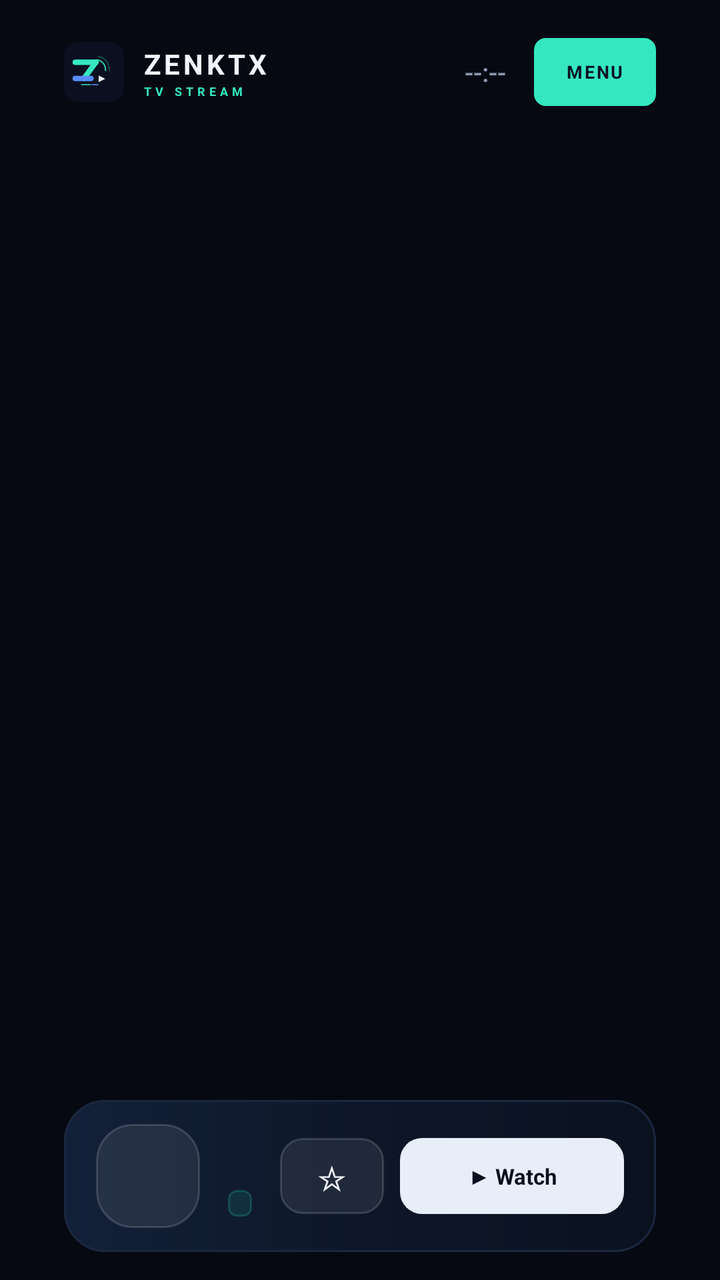
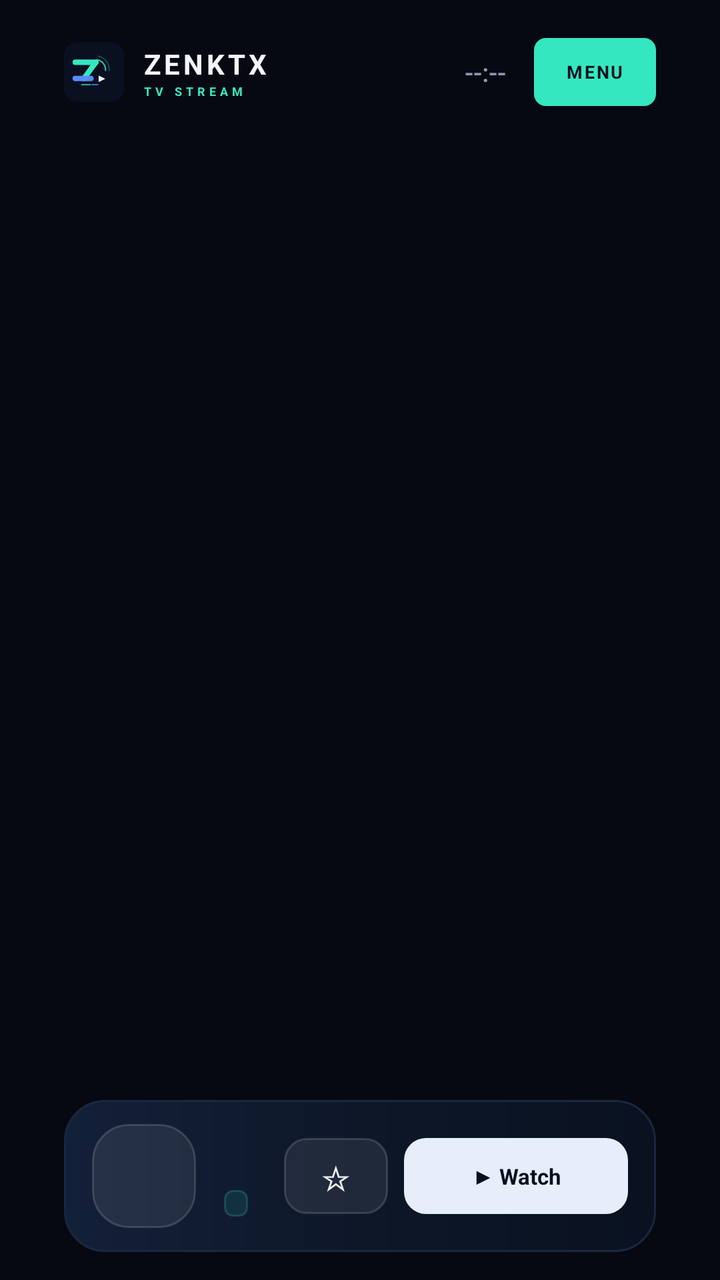

The first picture is an Android layout as it rendered before a commit; the second is the same layout after the commit. The layout source and the unified diff follow.
<!-- AndroidManifest.xml: application theme Theme.Zenktx -->
<!-- res/layout/activity_main.xml -->
<?xml version="1.0" encoding="utf-8"?>
<FrameLayout xmlns:android="http://schemas.android.com/apk/res/android"
    android:layout_width="match_parent"
    android:layout_height="match_parent"
    android:background="@color/bg">

    <LinearLayout
        android:layout_width="match_parent"
        android:layout_height="match_parent"
        android:clipChildren="false"
        android:orientation="vertical"
        android:paddingStart="32dp"
        android:paddingTop="16dp"
        android:paddingEnd="32dp"
        android:paddingBottom="14dp">

        
        <LinearLayout
            android:layout_width="match_parent"
            android:layout_height="40dp"
            android:clipChildren="false"
            android:clipToPadding="false"
            android:gravity="center_vertical"
            android:orientation="horizontal">

            <ImageView
                android:layout_width="30dp"
                android:layout_height="30dp"
                android:contentDescription="@string/app_name"
                android:src="@drawable/ic_mark" />

            <LinearLayout
                android:layout_width="wrap_content"
                android:layout_height="wrap_content"
                android:layout_marginStart="9dp"
                android:orientation="vertical">

                <TextView
                    android:layout_width="wrap_content"
                    android:layout_height="wrap_content"
                    android:letterSpacing="0.12"
                    android:text="@string/brand_name"
                    android:textColor="@color/text"
                    android:textSize="14sp"
                    android:textStyle="bold" />

                <TextView
                    android:layout_width="wrap_content"
                    android:layout_height="wrap_content"
                    android:letterSpacing="0.34"
                    android:text="@string/brand_sub"
                    android:textColor="@color/mint"
                    android:textSize="6sp"
                    android:textStyle="bold" />
            </LinearLayout>

            <Space
                android:layout_width="0dp"
                android:layout_height="1dp"
                android:layout_weight="1" />

            <TextView
                android:id="@+id/channelCount"
                android:layout_width="wrap_content"
                android:layout_height="wrap_content"
                android:layout_marginEnd="14dp"
                android:letterSpacing="0.1"
                android:textColor="@color/muted"
                android:textSize="8sp"
                android:textStyle="bold" />

            <TextView
                android:id="@+id/clock"
                android:layout_width="wrap_content"
                android:layout_height="wrap_content"
                android:layout_marginEnd="14dp"
                android:fontFamily="sans-serif-medium"
                android:text="--:--"
                android:textColor="@color/muted"
                android:textSize="13sp" />

            <TextView
                android:id="@+id/menuButton"
                android:layout_width="wrap_content"
                android:layout_height="34dp"
                android:background="@drawable/bg_pill"
                android:focusable="true"
                android:gravity="center"
                android:letterSpacing="0.1"
                android:paddingStart="16dp"
                android:paddingEnd="16dp"
                android:text="@string/menu"
                android:textColor="@color/pill_text"
                android:textSize="9sp"
                android:textStyle="bold" />
        </LinearLayout>

        
        <androidx.recyclerview.widget.RecyclerView
            android:id="@+id/chips"
            android:layout_width="match_parent"
            android:layout_height="54dp"
            android:layout_marginTop="8dp"
            android:clipChildren="false"
            android:clipToPadding="false"
            android:orientation="horizontal"
            android:paddingTop="10dp"
            android:paddingBottom="10dp"
            android:scrollbars="none" />

        <TextView
            android:id="@+id/status"
            android:layout_width="match_parent"
            android:layout_height="wrap_content"
            android:layout_marginBottom="4dp"
            android:ellipsize="end"
            android:maxLines="1"
            android:textColor="@color/muted"
            android:textSize="8sp"
            android:visibility="gone" />

        
        <androidx.recyclerview.widget.RecyclerView
            android:id="@+id/grid"
            android:layout_width="match_parent"
            android:layout_height="0dp"
            android:layout_weight="1"
            android:clipChildren="false"
            android:clipToPadding="false"
            android:padding="5dp"
            android:scrollbars="none" />

        
        <LinearLayout
            android:layout_width="match_parent"
            android:layout_height="76dp"
            android:layout_marginTop="6dp"
            android:background="@drawable/bg_hero"
            android:gravity="center_vertical"
            android:orientation="horizontal"
            android:paddingStart="16dp"
            android:paddingEnd="16dp">

            <ImageView
                android:id="@+id/detailLogo"
                android:layout_width="52dp"
                android:layout_height="52dp"
                android:background="@drawable/bg_hero_logo"
                android:contentDescription="@string/app_name"
                android:padding="6dp" />

            <LinearLayout
                android:layout_width="0dp"
                android:layout_height="wrap_content"
                android:layout_marginStart="14dp"
                android:layout_weight="1"
                android:orientation="vertical">

                <TextView
                    android:id="@+id/detailName"
                    android:layout_width="match_parent"
                    android:layout_height="wrap_content"
                    android:ellipsize="end"
                    android:maxLines="1"
                    android:textColor="@color/text"
                    android:textSize="17sp"
                    android:textStyle="bold" />

                <LinearLayout
                    android:layout_width="match_parent"
                    android:layout_height="wrap_content"
                    android:layout_marginTop="5dp"
                    android:gravity="center_vertical"
                    android:orientation="horizontal">

                    <TextView
                        android:id="@+id/detailTag"
                        android:layout_width="wrap_content"
                        android:layout_height="wrap_content"
                        android:background="@drawable/bg_tag"
                        android:letterSpacing="0.12"
                        android:paddingStart="6dp"
                        android:paddingTop="2dp"
                        android:paddingEnd="6dp"
                        android:paddingBottom="2dp"
                        android:textColor="#8FE7D6"
                        android:textSize="6.5sp"
                        android:textStyle="bold" />

                    <TextView
                        android:id="@+id/detailMeta"
                        android:layout_width="match_parent"
                        android:layout_height="wrap_content"
                        android:layout_marginStart="9dp"
                        android:ellipsize="end"
                        android:maxLines="1"
                        android:textColor="@color/muted"
                        android:textSize="9sp" />
                </LinearLayout>
            </LinearLayout>

            <TextView
                android:id="@+id/detailFav"
                android:layout_width="wrap_content"
                android:layout_height="38dp"
                android:layout_marginStart="8dp"
                android:background="@drawable/bg_btn_ghost"
                android:focusable="true"
                android:gravity="center"
                android:minWidth="52dp"
                android:paddingStart="12dp"
                android:paddingEnd="12dp"
                android:text="☆"
                android:textColor="@color/text"
                android:textSize="17sp" />

            <TextView
                android:id="@+id/detailWatch"
                android:layout_width="wrap_content"
                android:layout_height="38dp"
                android:layout_marginStart="8dp"
                android:background="@drawable/bg_btn_primary"
                android:focusable="true"
                android:gravity="center"
                android:minWidth="112dp"
                android:paddingStart="18dp"
                android:paddingEnd="18dp"
                android:text="@string/watch_short"
                android:textColor="@color/btn_primary_text"
                android:textSize="11sp"
                android:textStyle="bold" />
        </LinearLayout>
    </LinearLayout>
</FrameLayout>
<!-- resources referenced by this layout -->
<resources>
  <color name="bg">#060911</color>
  <color name="btn_primary_text">#08101F</color>
  <color name="mint">#35E7C0</color>
  <color name="muted">#8B98B4</color>
  <color name="pill_text">#08101F</color>
  <color name="text">#F2F5FF</color>
  <!-- drawable bg_btn_ghost (drawable) -->
  <?xml version="1.0" encoding="utf-8"?>
  <selector xmlns:android="http://schemas.android.com/apk/res/android">
  
      <item android:state_focused="true">
          <shape android:shape="rectangle">
              <corners android:radius="11dp" />
              <solid android:color="#26FFFFFF" />
              <stroke
                  android:width="2dp"
                  android:color="#8CFFFFFF" />
          </shape>
      </item>
  
      <item>
          <shape android:shape="rectangle">
              <corners android:radius="11dp" />
              <solid android:color="#14FFFFFF" />
              <stroke
                  android:width="1dp"
                  android:color="#26FFFFFF" />
          </shape>
      </item>
  </selector>
  <!-- drawable bg_btn_primary (drawable) -->
  <?xml version="1.0" encoding="utf-8"?>
  <selector xmlns:android="http://schemas.android.com/apk/res/android">
  
      <item android:state_focused="true">
          <shape android:shape="rectangle">
              <corners android:radius="11dp" />
              <solid android:color="#FFFFFF" />
              <stroke
                  android:width="2dp"
                  android:color="@color/mint" />
          </shape>
      </item>
  
      <item>
          <shape android:shape="rectangle">
              <corners android:radius="11dp" />
              <solid android:color="#E8EEF9" />
          </shape>
      </item>
  </selector>
  <!-- drawable bg_hero (drawable) -->
  <?xml version="1.0" encoding="utf-8"?>
  <shape xmlns:android="http://schemas.android.com/apk/res/android"
      android:shape="rectangle">
      <corners android:radius="20dp" />
      <gradient
          android:angle="0"
          android:centerColor="#0D1728"
          android:endColor="#0A1220"
          android:startColor="#132039" />
      <stroke
          android:width="1dp"
          android:color="#1A2740" />
  </shape>
  <!-- drawable bg_hero_logo (drawable) -->
  <?xml version="1.0" encoding="utf-8"?>
  <shape xmlns:android="http://schemas.android.com/apk/res/android"
      android:shape="rectangle">
      <corners android:radius="18dp" />
      <solid android:color="#14FFFFFF" />
      <stroke
          android:width="1dp"
          android:color="#26FFFFFF" />
  </shape>
  <!-- drawable bg_pill (drawable) -->
  <?xml version="1.0" encoding="utf-8"?>
  <shape xmlns:android="http://schemas.android.com/apk/res/android"
      android:shape="rectangle">
      <corners android:radius="6dp" />
      <solid android:color="@color/mint" />
  </shape>
  <!-- drawable bg_tag (drawable) -->
  <?xml version="1.0" encoding="utf-8"?>
  <shape xmlns:android="http://schemas.android.com/apk/res/android"
      android:shape="rectangle">
      <corners android:radius="4dp" />
      <solid android:color="#1A35E7C0" />
      <stroke
          android:width="1dp"
          android:color="#3335E7C0" />
  </shape>
  <string name="app_name">ZENKTX TV Stream</string>
  <string name="brand_name">ZENKTX</string>
  <string name="brand_sub">TV STREAM</string>
  <string name="menu">MENU</string>
  <string name="watch_short">▶  Watch</string>
  <style name="Theme.Zenktx" parent="@android:style/Theme.Material.NoActionBar">
          <item name="android:windowBackground">@color/bg</item>
          <item name="android:colorBackground">@color/bg</item>
          <item name="android:statusBarColor">@android:color/transparent</item>
          <item name="android:navigationBarColor">@android:color/transparent</item>
          <item name="android:windowActionBar">false</item>
      </style>
  <!-- unchanged entries left out for length: 1 -->
</resources>

<!-- the commit's change to res/layout/activity_main.xml (unified diff, before → after) -->
@@ -99,13 +99,12 @@
         <androidx.recyclerview.widget.RecyclerView
             android:id="@+id/chips"
             android:layout_width="match_parent"
-            android:layout_height="54dp"
-            android:layout_marginTop="8dp"
+            android:layout_height="wrap_content"
+            android:layout_marginTop="6dp"
             android:clipChildren="false"
             android:clipToPadding="false"
-            android:orientation="horizontal"
-            android:paddingTop="10dp"
-            android:paddingBottom="10dp"
+            android:paddingTop="8dp"
+            android:paddingBottom="4dp"
             android:scrollbars="none" />
 
         <TextView
@@ -125,21 +124,24 @@
             android:layout_width="match_parent"
             android:layout_height="0dp"
             android:layout_weight="1"
-            android:clipChildren="false"
-            android:clipToPadding="false"
-            android:padding="5dp"
+            android:clipChildren="true"
+            android:clipToPadding="true"
+            android:paddingStart="5dp"
+            android:paddingTop="4dp"
+            android:paddingEnd="5dp"
+            android:paddingBottom="9dp"
             android:scrollbars="none" />
 
         
         <LinearLayout
             android:layout_width="match_parent"
             android:layout_height="76dp"
-            android:layout_marginTop="6dp"
+            android:layout_marginTop="8dp"
             android:background="@drawable/bg_hero"
             android:gravity="center_vertical"
             android:orientation="horizontal"
-            android:paddingStart="16dp"
-            android:paddingEnd="16dp">
+            android:paddingStart="14dp"
+            android:paddingEnd="14dp">
 
             <ImageView
                 android:id="@+id/detailLogo"
@@ -183,15 +185,19 @@
                         android:paddingTop="2dp"
                         android:paddingEnd="6dp"
                         android:paddingBottom="2dp"
+                        android:ellipsize="end"
+                        android:maxLines="1"
+                        android:singleLine="true"
                         android:textColor="#8FE7D6"
                         android:textSize="6.5sp"
                         android:textStyle="bold" />
 
                     <TextView
                         android:id="@+id/detailMeta"
-                        android:layout_width="match_parent"
+                        android:layout_width="0dp"
                         android:layout_height="wrap_content"
                         android:layout_marginStart="9dp"
+                        android:layout_weight="1"
                         android:ellipsize="end"
                         android:maxLines="1"
                         android:textColor="@color/muted"
